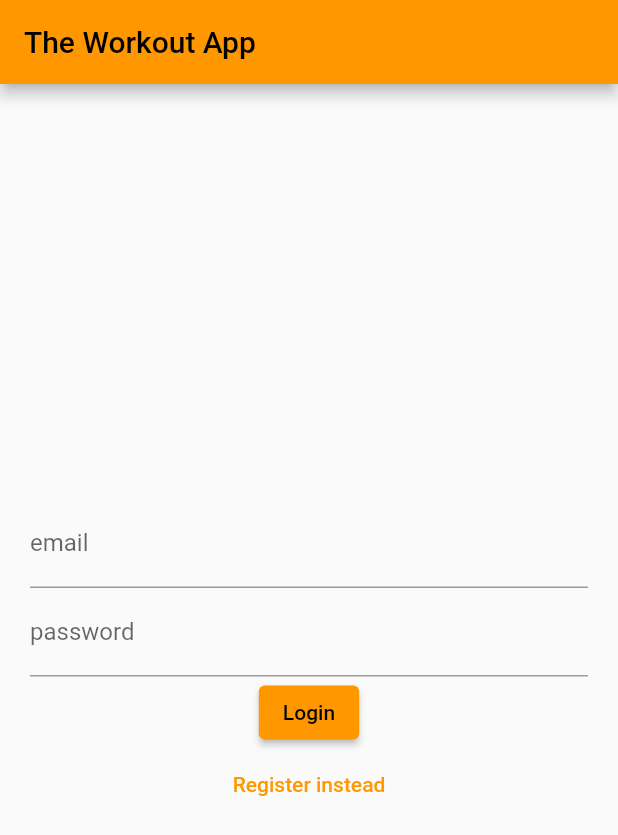
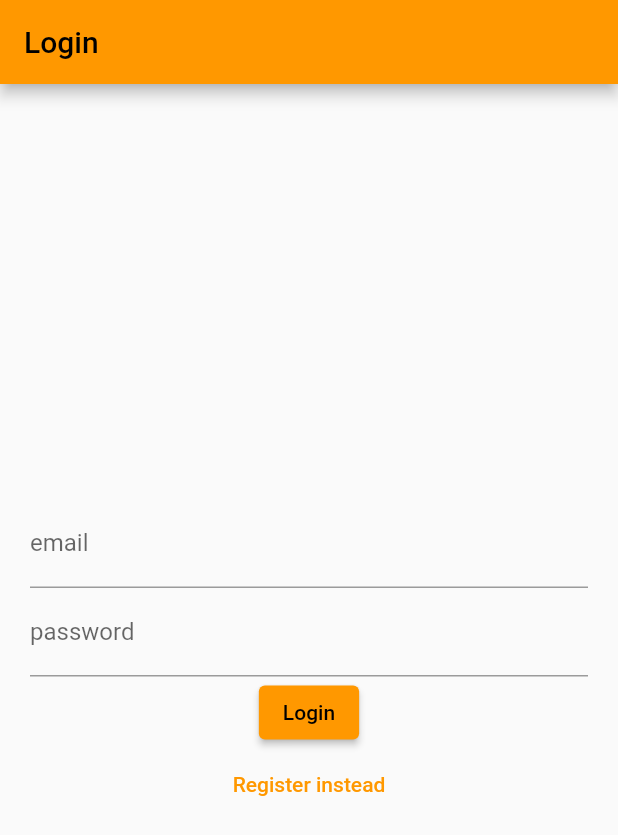
Before and after one commit to janrydzewski/TheWorkoutApp, a Flutter app: the screen it shows after launch, after a tap on "Login", on a phone screen of 412 x 824 dp. Shown: the top 835 px of the screen. Run offline on Flutter 3.47's test engine with Material 2 defaults, Android fonts, the phone set to English and light mode, and no system bars; our stand-ins replace firebase_auth, firebase_core; accounts and stored records are empty; network calls fail.

Commit message:
navigator signin/up

```diff
--- a/lib/models/widget_tree.dart
+++ b/lib/models/widget_tree.dart
@@ -1,6 +1,6 @@
 import 'package:flutter/material.dart';
 import 'package:the_workout_app/controllers/auth.dart';
-import 'package:the_workout_app/views/login_register_page.dart';
+import 'package:the_workout_app/views/signin_page.dart';
 import 'package:the_workout_app/views/home_page.dart';
 
 class WidgetTree extends StatefulWidget {
--- /dev/null
+++ b/lib/views/signin_page.dart
@@ -0,0 +1,97 @@
+import 'package:flutter/material.dart';
+import 'package:the_workout_app/controllers/auth.dart';
+import 'package:firebase_auth/firebase_auth.dart';
+import 'package:the_workout_app/models/auth/textfield_tile.dart';
+import 'package:the_workout_app/views/signup_page.dart';
+
+class LoginPage extends StatefulWidget {
+  const LoginPage({Key? key}) : super(key: key);
+
+  @override
+  State<LoginPage> createState() => _LoginPageState();
+}
+
+class _LoginPageState extends State<LoginPage> {
+  String? errorMessage = '';
+  bool isLogin = true;
+
+  final TextEditingController _controllerEmail = TextEditingController();
+  final TextEditingController _controllerPassword = TextEditingController();
+
+  Future<void> signInWithEmailAndPassword() async {
+    try {
+      await Auth().signInWithEmailAndPassword(
+        email: _controllerEmail.text,
+        password: _controllerPassword.text,
+      );
+    } on FirebaseAuthException catch (e) {
+      setState(() {
+        errorMessage = e.message;
+      });
+    }
+  }
+
+  Future<void> createUserWithEmailAndPassword() async {
+    try {
+      await Auth().createUserWithEmailAndPassword(
+        email: _controllerEmail.text,
+        password: _controllerPassword.text,
+      );
+    } on FirebaseAuthException catch (e) {
+      setState(() {
+        errorMessage = e.message;
+      });
+    }
+  }
+
+  Widget _submitButton() {
+    return ElevatedButton(
+      onPressed:
+          isLogin ? signInWithEmailAndPassword : createUserWithEmailAndPassword,
+      child: Text(isLogin ? 'Login' : 'Register'),
+    );
+  }
+
+  Widget _loginOrRegisterButton() {
+    return TextButton(
+      onPressed: () {
+        setState(() {
+          isLogin = !isLogin;
+        });
+        Navigator.pushReplacement(
+            context, MaterialPageRoute(builder: (context) => SignUpPage()));
+      },
+      child: Text(isLogin ? 'Register instead' : 'Login instead'),
+    );
+  }
+
+  @override
+  Widget build(BuildContext context) {
+    return Scaffold(
+      appBar: AppBar(
+        title: const Text("Login"),
+      ),
+      body: Container(
+        height: double.infinity,
+        width: double.infinity,
+        padding: const EdgeInsets.all(20),
+        child: Column(
+          crossAxisAlignment: CrossAxisAlignment.center,
+          mainAxisAlignment: MainAxisAlignment.center,
+          children: <Widget>[
+            TextFieldWidget(
+              title: 'email',
+              controller: _controllerEmail,
+            ),
+            TextFieldWidget(
+              title: 'password',
+              controller: _controllerPassword,
+            ),
+            _submitButton(),
+            _loginOrRegisterButton(),
+          ],
+        ),
+      ),
+    );
+  }
+}
```
Also changed, not shown: lib/views/signup_page.dart (renamed from lib/views/login_register_page.dart, +8 -6 lines).
